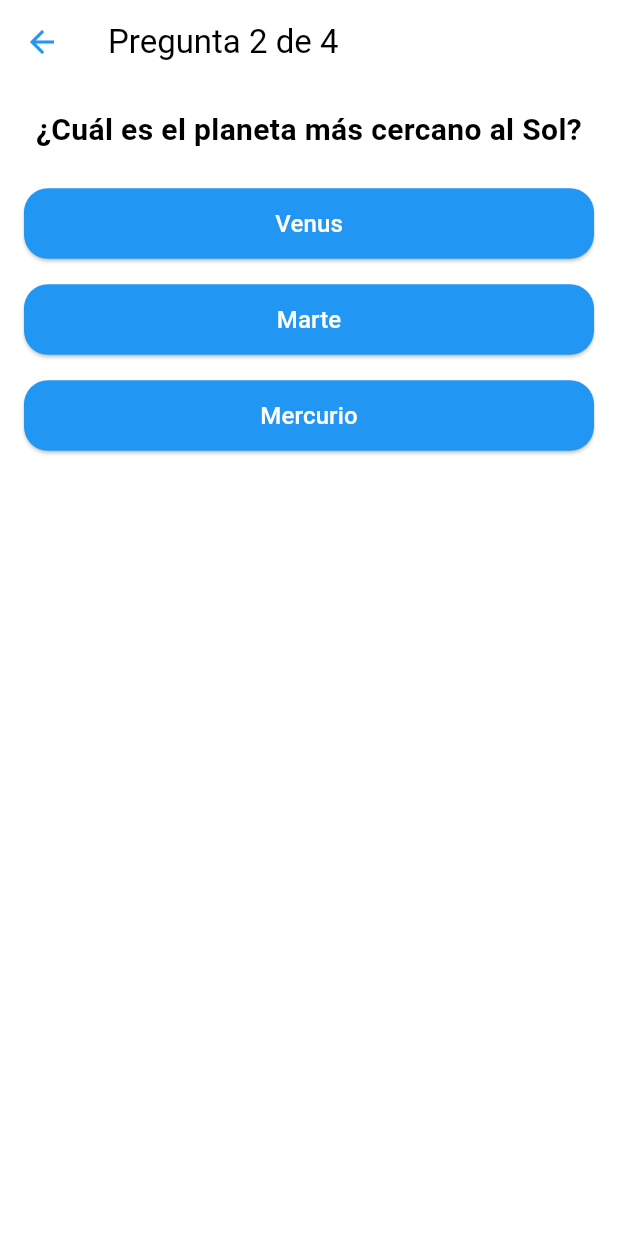
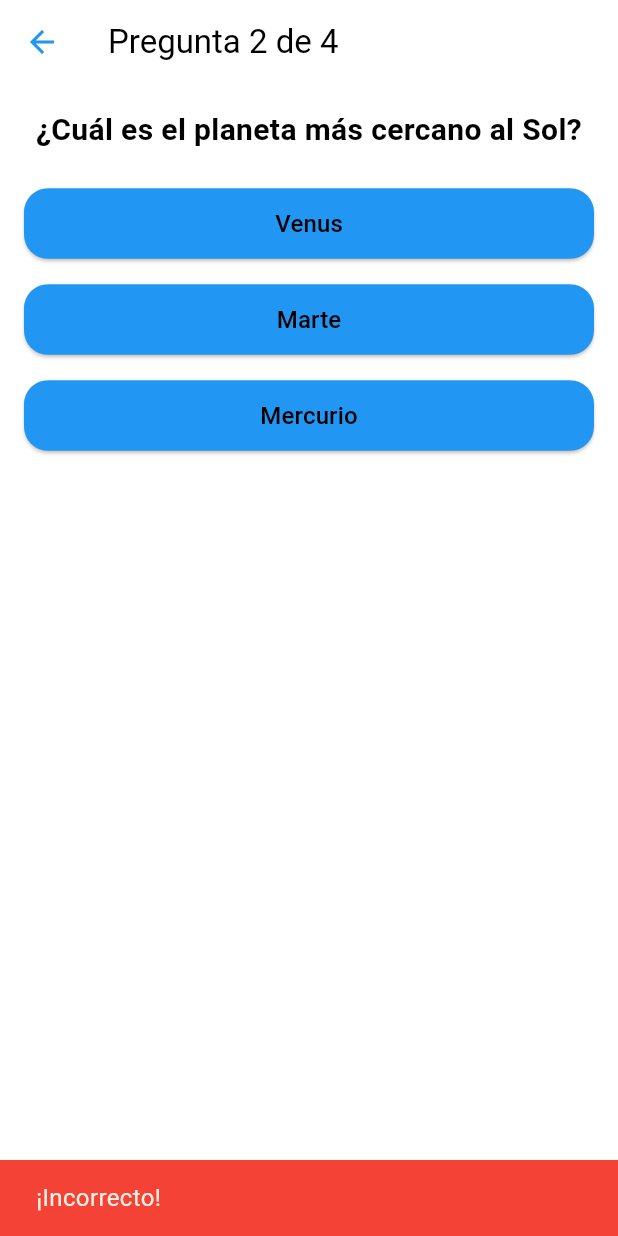
Before and after one commit to patrick-1234567/psiemens-flutter001, a Flutter app: the GameScreen screen opened directly, after a tap on "Madrid", on a phone screen of 412 x 824 dp. Run offline on Flutter 3.47's test engine with Material 3 defaults, Android fonts, the phone set to English and light mode, and no system bars.

Commit message:
Prompt 4
Pregunta 1
La retroalimentacion visual mejora significativa-
mente la experiencia del usuario ya que propor-
ciona respuestas inmediatas y claras sobre sus
acciones
Pregunta 2
La importancia de combinar una navegación fluida
con retroalimentación visual y textual para crear
una experiencia de usuario clara y atractiva

```diff
--- a/lib/views/game_screen.dart
+++ b/lib/views/game_screen.dart
@@ -16,7 +16,6 @@ class _GameScreenState extends State<GameScreen> {
   late List<Question> questionsList;
   int currentQuestionIndex = 0; // Índice de la pregunta actual
   int userScore = 0; // Puntaje del usuario
-  final double spacingHeight = 16.0; // Espaciado entre elementos
   int? selectedAnswerIndex; // Índice de la respuesta seleccionada
   bool? isCorrectAnswer; // Estado para manejar si la respuesta es correcta
 
@@ -36,9 +35,20 @@ class _GameScreenState extends State<GameScreen> {
       if (isCorrectAnswer == true) {
         userScore++;
       }
+
+    ScaffoldMessenger.of(context).showSnackBar(
+      SnackBar(
+        content: Text(
+          isCorrectAnswer == true ? '¡Correcto!' : '¡Incorrecto!',
+          style: const TextStyle(fontSize: 16),
+        ),
+        backgroundColor: isCorrectAnswer == true ? Colors.green : Colors.red,
+        duration: const Duration(seconds: 1), // Duración del SnackBar
+      ),
+    );
   });
 
-    // Retraso antes de navegar a la siguiente pregunta o a la pantalla de resultados
+    // Retraso antes de avanzar a la siguiente pregunta o a la pantalla de resultados
     Future.delayed(const Duration(seconds: 1), () {
       if (currentQuestionIndex < questionsList.length - 1) {
         setState(() {
@@ -50,7 +60,10 @@ class _GameScreenState extends State<GameScreen> {
         Navigator.pushReplacement(
           context,
           MaterialPageRoute(
-            builder: (context) => ResultScreen(userScore: userScore), // Navega a la pantalla de resultados
+            builder: (context) => ResultScreen(
+              finalScore: userScore,
+              totalQuestions: questionsList.length,
+            ),
           ),
         );
       }
@@ -88,7 +101,7 @@ class _GameScreenState extends State<GameScreen> {
               ),
               textAlign: TextAlign.center,
             ),
-            SizedBox(height: spacingHeight), // Espaciado entre la pregunta y las opciones
+            const SizedBox(height: 16), // Espaciado entre la pregunta y las opciones
             ...currentQuestion.answerOptions.asMap().entries.map((entry) {
               final index = entry.key;
               final answer = entry.value;
@@ -96,11 +109,13 @@ class _GameScreenState extends State<GameScreen> {
               return Padding(
                 padding: const EdgeInsets.symmetric(vertical: 8.0), // Espaciado entre botones
                 child: ElevatedButton(
-                  onPressed: selectedAnswerIndex == null
-                      ? () => _answerQuestion(index)
-                      : null, // Desactiva los botones después de seleccionar
+                  onPressed: () {
+                    if (selectedAnswerIndex == null) {
+                      _answerQuestion(index); // Llama al método para manejar la respuesta
+                  }
+              },
             style: ElevatedButton.styleFrom(
-                    foregroundColor: Colors.white, // Texto blanco
+              foregroundColor: Colors.black, // Texto blanco
               backgroundColor: selectedAnswerIndex == index
                 ? (isCorrectAnswer == true ? Colors.green : Colors.red) // Verde si es correcta, rojo si no
                 : Colors.blue, // Fondo azul por defecto
--- a/lib/views/start_screen.dart
+++ b/lib/views/start_screen.dart
@@ -11,6 +11,12 @@ class StartScreen extends StatelessWidget {
       appBar: AppBar(
         title: const Text(GameConstants.titleApp),
         backgroundColor: Colors.blue,
+        leading: IconButton(
+          icon: const Icon(Icons.arrow_back),
+          onPressed: () {
+            Navigator.pop(context);
+          },
+        ),
       ),
       body: Center(
         child: Column(
```
Also changed, not shown: lib/views/result_screen.dart (+90 -0 lines). Lines whose indentation alone changed are shown as unchanged.
